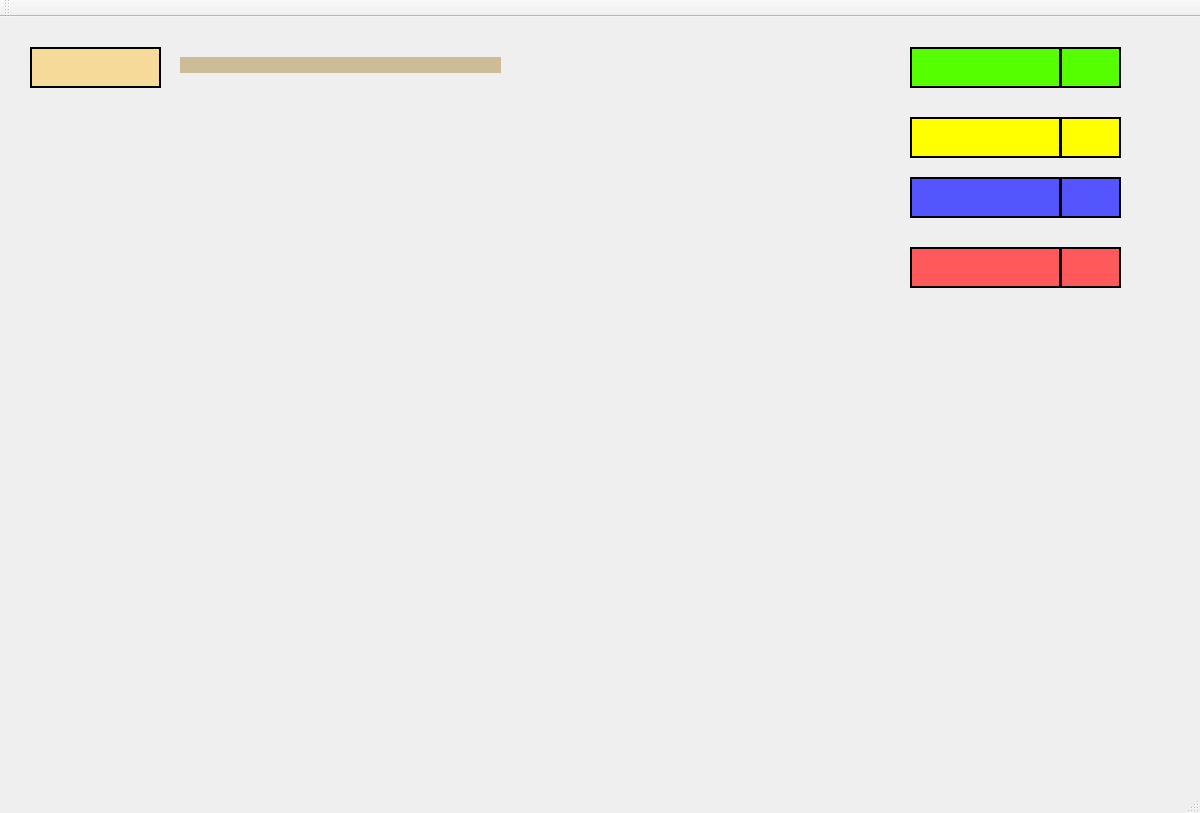
This is Client1/Game.ui in Paul-Podoleanu/ProjectModernCpp as Qt 5 draws it before an edit. The edited form follows.
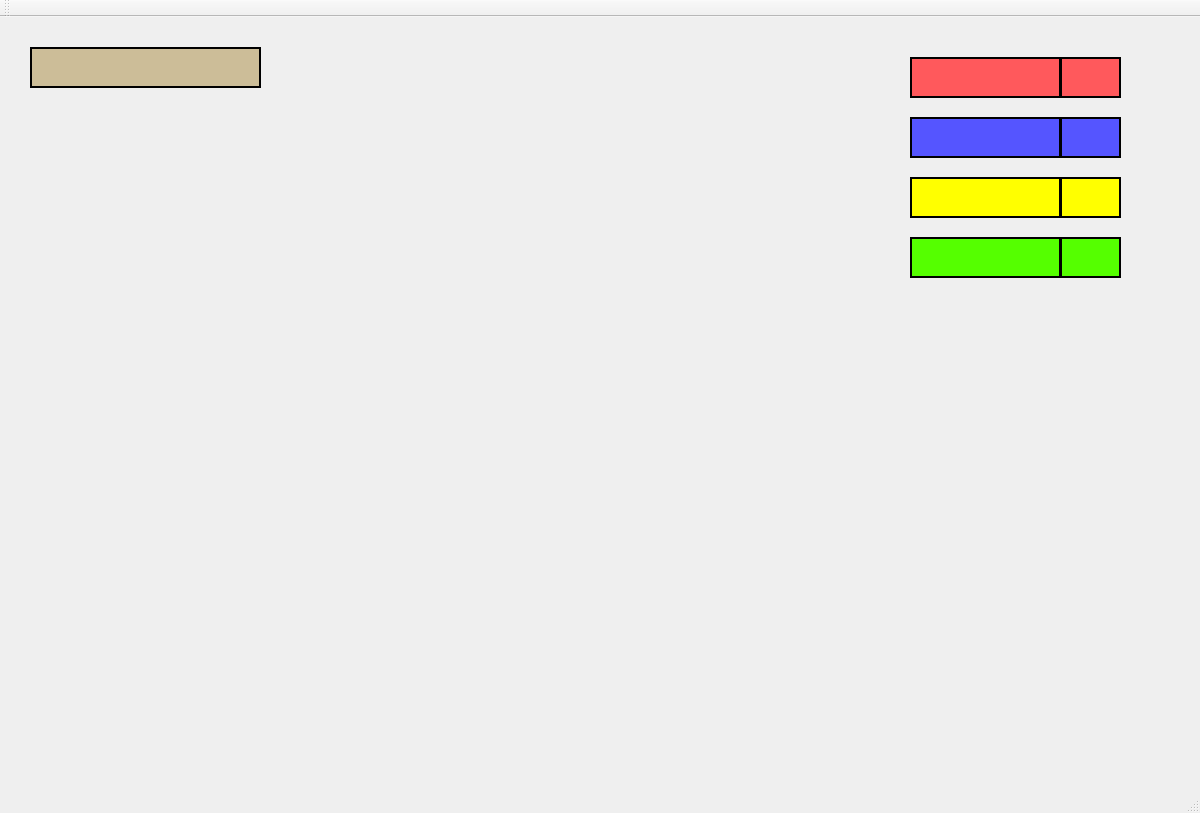
This is the edited form. Icons and pictures are not drawn.

Commit message: Am mai modificat putin ui-ul la game

The edit to the form file:
```diff
--- a/Client1/Game.ui
+++ b/Client1/Game.ui
@@ -24,7 +24,7 @@
     <property name="geometry">
      <rect>
       <x>910</x>
-      <y>30</y>
+      <y>220</y>
       <width>151</width>
       <height>41</height>
      </rect>
@@ -55,7 +55,7 @@
     <property name="geometry">
      <rect>
       <x>910</x>
-      <y>100</y>
+      <y>160</y>
       <width>151</width>
       <height>41</height>
      </rect>
@@ -89,7 +89,7 @@
     <property name="geometry">
      <rect>
       <x>910</x>
-      <y>160</y>
+      <y>100</y>
       <width>151</width>
       <height>41</height>
      </rect>
@@ -120,7 +120,7 @@
     <property name="geometry">
      <rect>
       <x>910</x>
-      <y>230</y>
+      <y>40</y>
       <width>151</width>
       <height>41</height>
      </rect>
@@ -151,7 +151,7 @@
     <property name="geometry">
      <rect>
       <x>1060</x>
-      <y>230</y>
+      <y>40</y>
       <width>61</width>
       <height>41</height>
      </rect>
@@ -182,7 +182,7 @@
     <property name="geometry">
      <rect>
       <x>1060</x>
-      <y>160</y>
+      <y>100</y>
       <width>61</width>
       <height>41</height>
      </rect>
@@ -213,7 +213,7 @@
     <property name="geometry">
      <rect>
       <x>1060</x>
-      <y>100</y>
+      <y>160</y>
       <width>61</width>
       <height>41</height>
      </rect>
@@ -244,7 +244,7 @@
     <property name="geometry">
      <rect>
       <x>1060</x>
-      <y>30</y>
+      <y>220</y>
       <width>61</width>
       <height>41</height>
      </rect>
@@ -274,482 +274,15 @@
    <widget class="QLabel" name="GameStage">
     <property name="geometry">
      <rect>
-      <x>180</x>
-      <y>40</y>
-      <width>321</width>
-      <height>16</height>
-     </rect>
-    </property>
-    <property name="styleSheet">
-     <string notr="true">border-image:transparent;
-background-color: rgb(204, 189, 152);</string>
-    </property>
-    <property name="text">
-     <string/>
-    </property>
-   </widget>
-   <widget class="QLabel" name="IsPlayerTurn">
-    <property name="geometry">
-     <rect>
       <x>30</x>
       <y>30</y>
-      <width>131</width>
+      <width>231</width>
       <height>41</height>
      </rect>
     </property>
-    <property name="palette">
-     <palette>
-      <active>
-       <colorrole role="WindowText">
-        <brush brushstyle="SolidPattern">
-         <color alpha="255">
-          <red>0</red>
-          <green>0</green>
-          <blue>0</blue>
-         </color>
-        </brush>
-       </colorrole>
-       <colorrole role="Button">
-        <brush brushstyle="SolidPattern">
-         <color alpha="255">
-          <red>246</red>
-          <green>218</green>
-          <blue>153</blue>
-         </color>
-        </brush>
-       </colorrole>
-       <colorrole role="Light">
-        <brush brushstyle="SolidPattern">
-         <color alpha="255">
-          <red>255</red>
-          <green>255</green>
-          <blue>254</blue>
-         </color>
-        </brush>
-       </colorrole>
-       <colorrole role="Midlight">
-        <brush brushstyle="SolidPattern">
-         <color alpha="255">
-          <red>255</red>
-          <green>212</green>
-          <blue>190</blue>
-         </color>
-        </brush>
-       </colorrole>
-       <colorrole role="Dark">
-        <brush brushstyle="SolidPattern">
-         <color alpha="255">
-          <red>127</red>
-          <green>85</green>
-          <blue>63</blue>
-         </color>
-        </brush>
-       </colorrole>
-       <colorrole role="Mid">
-        <brush brushstyle="SolidPattern">
-         <color alpha="255">
-          <red>170</red>
-          <green>113</green>
-          <blue>85</blue>
-         </color>
-        </brush>
-       </colorrole>
-       <colorrole role="Text">
-        <brush brushstyle="SolidPattern">
-         <color alpha="255">
-          <red>0</red>
-          <green>0</green>
-          <blue>0</blue>
-         </color>
-        </brush>
-       </colorrole>
-       <colorrole role="BrightText">
-        <brush brushstyle="SolidPattern">
-         <color alpha="255">
-          <red>255</red>
-          <green>255</green>
-          <blue>255</blue>
-         </color>
-        </brush>
-       </colorrole>
-       <colorrole role="ButtonText">
-        <brush brushstyle="SolidPattern">
-         <color alpha="255">
-          <red>0</red>
-          <green>0</green>
-          <blue>0</blue>
-         </color>
-        </brush>
-       </colorrole>
-       <colorrole role="Base">
-        <brush brushstyle="SolidPattern">
-         <color alpha="255">
-          <red>246</red>
-          <green>218</green>
-          <blue>153</blue>
-         </color>
-        </brush>
-       </colorrole>
-       <colorrole role="Window">
-        <brush brushstyle="SolidPattern">
-         <color alpha="255">
-          <red>246</red>
-          <green>218</green>
-          <blue>153</blue>
-         </color>
-        </brush>
-       </colorrole>
-       <colorrole role="Shadow">
-        <brush brushstyle="SolidPattern">
-         <color alpha="255">
-          <red>0</red>
-          <green>0</green>
-          <blue>0</blue>
-         </color>
-        </brush>
-       </colorrole>
-       <colorrole role="AlternateBase">
-        <brush brushstyle="SolidPattern">
-         <color alpha="255">
-          <red>255</red>
-          <green>212</green>
-          <blue>191</blue>
-         </color>
-        </brush>
-       </colorrole>
-       <colorrole role="ToolTipBase">
-        <brush brushstyle="SolidPattern">
-         <color alpha="255">
-          <red>255</red>
-          <green>255</green>
-          <blue>220</blue>
-         </color>
-        </brush>
-       </colorrole>
-       <colorrole role="ToolTipText">
-        <brush brushstyle="SolidPattern">
-         <color alpha="255">
-          <red>0</red>
-          <green>0</green>
-          <blue>0</blue>
-         </color>
-        </brush>
-       </colorrole>
-       <colorrole role="PlaceholderText">
-        <brush brushstyle="SolidPattern">
-         <color alpha="127">
-          <red>0</red>
-          <green>0</green>
-          <blue>0</blue>
-         </color>
-        </brush>
-       </colorrole>
-      </active>
-      <inactive>
-       <colorrole role="WindowText">
-        <brush brushstyle="SolidPattern">
-         <color alpha="255">
-          <red>0</red>
-          <green>0</green>
-          <blue>0</blue>
-         </color>
-        </brush>
-       </colorrole>
-       <colorrole role="Button">
-        <brush brushstyle="SolidPattern">
-         <color alpha="255">
-          <red>246</red>
-          <green>218</green>
-          <blue>153</blue>
-         </color>
-        </brush>
-       </colorrole>
-       <colorrole role="Light">
-        <brush brushstyle="SolidPattern">
-         <color alpha="255">
-          <red>255</red>
-          <green>255</green>
-          <blue>255</blue>
-         </color>
-        </brush>
-       </colorrole>
-       <colorrole role="Midlight">
-        <brush brushstyle="SolidPattern">
-         <color alpha="255">
-          <red>227</red>
-          <green>227</green>
-          <blue>227</blue>
-         </color>
-        </brush>
-       </colorrole>
-       <colorrole role="Dark">
-        <brush brushstyle="SolidPattern">
-         <color alpha="255">
-          <red>160</red>
-          <green>160</green>
-          <blue>160</blue>
-         </color>
-        </brush>
-       </colorrole>
-       <colorrole role="Mid">
-        <brush brushstyle="SolidPattern">
-         <color alpha="255">
-          <red>160</red>
-          <green>160</green>
-          <blue>160</blue>
-         </color>
-        </brush>
-       </colorrole>
-       <colorrole role="Text">
-        <brush brushstyle="SolidPattern">
-         <color alpha="255">
-          <red>0</red>
-          <green>0</green>
-          <blue>0</blue>
-         </color>
-        </brush>
-       </colorrole>
-       <colorrole role="BrightText">
-        <brush brushstyle="SolidPattern">
-         <color alpha="255">
-          <red>255</red>
-          <green>255</green>
-          <blue>255</blue>
-         </color>
-        </brush>
-       </colorrole>
-       <colorrole role="ButtonText">
-        <brush brushstyle="SolidPattern">
-         <color alpha="255">
-          <red>0</red>
-          <green>0</green>
-          <blue>0</blue>
-         </color>
-        </brush>
-       </colorrole>
-       <colorrole role="Base">
-        <brush brushstyle="SolidPattern">
-         <color alpha="255">
-          <red>246</red>
-          <green>218</green>
-          <blue>153</blue>
-         </color>
-        </brush>
-       </colorrole>
-       <colorrole role="Window">
-        <brush brushstyle="SolidPattern">
-         <color alpha="255">
-          <red>246</red>
-          <green>218</green>
-          <blue>153</blue>
-         </color>
-        </brush>
-       </colorrole>
-       <colorrole role="Shadow">
-        <brush brushstyle="SolidPattern">
-         <color alpha="255">
-          <red>105</red>
-          <green>105</green>
-          <blue>105</blue>
-         </color>
-        </brush>
-       </colorrole>
-       <colorrole role="AlternateBase">
-        <brush brushstyle="SolidPattern">
-         <color alpha="255">
-          <red>245</red>
-          <green>245</green>
-          <blue>245</blue>
-         </color>
-        </brush>
-       </colorrole>
-       <colorrole role="ToolTipBase">
-        <brush brushstyle="SolidPattern">
-         <color alpha="255">
-          <red>255</red>
-          <green>255</green>
-          <blue>220</blue>
-         </color>
-        </brush>
-       </colorrole>
-       <colorrole role="ToolTipText">
-        <brush brushstyle="SolidPattern">
-         <color alpha="255">
-          <red>0</red>
-          <green>0</green>
-          <blue>0</blue>
-         </color>
-        </brush>
-       </colorrole>
-       <colorrole role="PlaceholderText">
-        <brush brushstyle="SolidPattern">
-         <color alpha="128">
-          <red>0</red>
-          <green>0</green>
-          <blue>0</blue>
-         </color>
-        </brush>
-       </colorrole>
-      </inactive>
-      <disabled>
-       <colorrole role="WindowText">
-        <brush brushstyle="SolidPattern">
-         <color alpha="255">
-          <red>127</red>
-          <green>85</green>
-          <blue>63</blue>
-         </color>
-        </brush>
-       </colorrole>
-       <colorrole role="Button">
-        <brush brushstyle="SolidPattern">
-         <color alpha="255">
-          <red>246</red>
-          <green>218</green>
-          <blue>153</blue>
-         </color>
-        </brush>
-       </colorrole>
-       <colorrole role="Light">
-        <brush brushstyle="SolidPattern">
-         <color alpha="255">
-          <red>255</red>
-          <green>255</green>
-          <blue>254</blue>
-         </color>
-        </brush>
-       </colorrole>
-       <colorrole role="Midlight">
-        <brush brushstyle="SolidPattern">
-         <color alpha="255">
-          <red>255</red>
-          <green>212</green>
-          <blue>190</blue>
-         </color>
-        </brush>
-       </colorrole>
-       <colorrole role="Dark">
-        <brush brushstyle="SolidPattern">
-         <color alpha="255">
-          <red>127</red>
-          <green>85</green>
-          <blue>63</blue>
-         </color>
-        </brush>
-       </colorrole>
-       <colorrole role="Mid">
-        <brush brushstyle="SolidPattern">
-         <color alpha="255">
-          <red>170</red>
-          <green>113</green>
-          <blue>85</blue>
-         </color>
-        </brush>
-       </colorrole>
-       <colorrole role="Text">
-        <brush brushstyle="SolidPattern">
-         <color alpha="255">
-          <red>127</red>
-          <green>85</green>
-          <blue>63</blue>
-         </color>
-        </brush>
-       </colorrole>
-       <colorrole role="BrightText">
-        <brush brushstyle="SolidPattern">
-         <color alpha="255">
-          <red>255</red>
-          <green>255</green>
-          <blue>255</blue>
-         </color>
-        </brush>
-       </colorrole>
-       <colorrole role="ButtonText">
-        <brush brushstyle="SolidPattern">
-         <color alpha="255">
-          <red>127</red>
-          <green>85</green>
-          <blue>63</blue>
-         </color>
-        </brush>
-       </colorrole>
-       <colorrole role="Base">
-        <brush brushstyle="SolidPattern">
-         <color alpha="255">
-          <red>246</red>
-          <green>218</green>
-          <blue>153</blue>
-         </color>
-        </brush>
-       </colorrole>
-       <colorrole role="Window">
-        <brush brushstyle="SolidPattern">
-         <color alpha="255">
-          <red>246</red>
-          <green>218</green>
-          <blue>153</blue>
-         </color>
-        </brush>
-       </colorrole>
-       <colorrole role="Shadow">
-        <brush brushstyle="SolidPattern">
-         <color alpha="255">
-          <red>0</red>
-          <green>0</green>
-          <blue>0</blue>
-         </color>
-        </brush>
-       </colorrole>
-       <colorrole role="AlternateBase">
-        <brush brushstyle="SolidPattern">
-         <color alpha="255">
-          <red>245</red>
-          <green>245</green>
-          <blue>245</blue>
-         </color>
-        </brush>
-       </colorrole>
-       <colorrole role="ToolTipBase">
-        <brush brushstyle="SolidPattern">
-         <color alpha="255">
-          <red>255</red>
-          <green>255</green>
-          <blue>220</blue>
-         </color>
-        </brush>
-       </colorrole>
-       <colorrole role="ToolTipText">
-        <brush brushstyle="SolidPattern">
-         <color alpha="255">
-          <red>0</red>
-          <green>0</green>
-          <blue>0</blue>
-         </color>
-        </brush>
-       </colorrole>
-       <colorrole role="PlaceholderText">
-        <brush brushstyle="SolidPattern">
-         <color alpha="128">
-          <red>0</red>
-          <green>0</green>
-          <blue>0</blue>
-         </color>
-        </brush>
-       </colorrole>
-      </disabled>
-     </palette>
-    </property>
-    <property name="font">
-     <font>
-      <family>Segoe Print</family>
-     </font>
-    </property>
-    <property name="autoFillBackground">
-     <bool>false</bool>
-    </property>
     <property name="styleSheet">
      <string notr="true">border-image:transparent;
-background-color: rgb(246, 218, 153);</string>
+background-color: rgb(204, 189, 152);</string>
     </property>
     <property name="frameShape">
      <enum>QFrame::Box</enum>
@@ -760,9 +293,6 @@
     <property name="text">
      <string/>
     </property>
-    <property name="alignment">
-     <set>Qt::AlignCenter</set>
-    </property>
    </widget>
   </widget>
   <widget class="QMenuBar" name="menuBar">
```
The commit also changes 2 other files.
